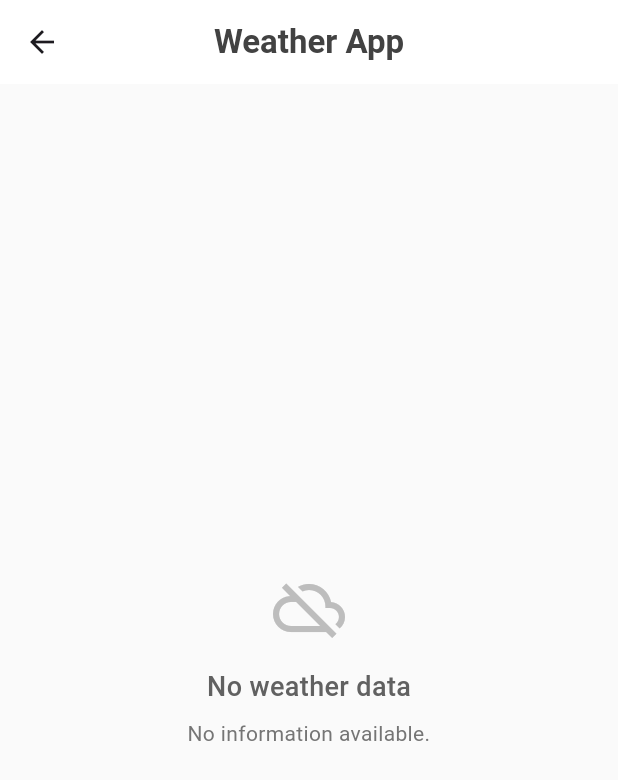
After one commit to Nacaree/flutter_stateful, a Flutter app: the HomePageV1 screen opened directly, on a phone screen of 412 x 824 dp. The commit adds this screen. Shown: the top 780 px of the screen. Run offline on Flutter 3.47's test engine with Material 3 defaults, Android fonts, the phone set to English and light mode, and no system bars; network calls fail.

Commit message:
added quizz files & refactored Api logic to new file "WeatherService.dart"

```diff
--- a/analysis_options.yaml
+++ b/analysis_options.yaml
@@ -1 +1,4 @@
 include: package:flutter_lints/flutter.yaml
+analyzer:
+  errors:
+    file_names: ignore
--- /dev/null
+++ b/lib/Quiz/HomePageV1.dart
@@ -0,0 +1,289 @@
+import 'package:flutter/material.dart';
+import 'package:learn_stateful/Quiz/model/weatherModel.dart';
+import 'package:learn_stateful/Quiz/WeatherService.dart';
+
+class HomePageV1 extends StatelessWidget {
+  const HomePageV1({super.key});
+
+  final List<String> cities = const [
+    "Phnom Penh",
+    "London",
+    "Paris",
+    "New York",
+    "Tokyo",
+    "Sydney",
+  ];
+
+  // Get weather icon based on description
+  IconData _getWeatherIcon(String description) {
+    final desc = description.toLowerCase();
+    if (desc.contains('clear') || desc.contains('sunny')) {
+      return Icons.wb_sunny_outlined;
+    } else if (desc.contains('cloud')) {
+      return Icons.cloud_outlined;
+    } else if (desc.contains('rain') || desc.contains('drizzle')) {
+      return Icons.grain_outlined;
+    } else if (desc.contains('snow')) {
+      return Icons.ac_unit_outlined;
+    } else if (desc.contains('thunder') || desc.contains('storm')) {
+      return Icons.flash_on_outlined;
+    } else if (desc.contains('mist') || desc.contains('fog')) {
+      return Icons.cloud_queue_outlined;
+    } else {
+      return Icons.wb_cloudy_outlined;
+    }
+  }
+
+  Widget _buildWeatherCard(Weather weather, int index) {
+    final weatherIcon = _getWeatherIcon(weather.description);
+
+    return Container(
+      margin: const EdgeInsets.symmetric(horizontal: 20, vertical: 8),
+      padding: const EdgeInsets.all(20),
+      decoration: BoxDecoration(
+        color: Colors.white,
+        borderRadius: BorderRadius.circular(16),
+        border: Border.all(color: Colors.grey.shade200, width: 1),
+        boxShadow: [
+          BoxShadow(
+            color: Colors.black.withOpacity(0.04),
+            blurRadius: 10,
+            offset: const Offset(0, 2),
+          ),
+        ],
+      ),
+      child: Row(
+        children: [
+          // Weather Icon
+          Container(
+            padding: const EdgeInsets.all(12),
+            decoration: BoxDecoration(
+              color: Colors.grey.shade50,
+              borderRadius: BorderRadius.circular(12),
+            ),
+            child: Icon(weatherIcon, size: 28, color: Colors.grey.shade600),
+          ),
+
+          const SizedBox(width: 16),
+
+          // Weather Info
+          Expanded(
+            child: Column(
+              crossAxisAlignment: CrossAxisAlignment.start,
+              children: [
+                // City Name
+                Text(
+                  weather.cityName,
+                  style: TextStyle(
+                    fontSize: 18,
+                    fontWeight: FontWeight.w600,
+                    color: Colors.grey.shade800,
+                  ),
+                ),
+
+                const SizedBox(height: 4),
+
+                // Description
+                Text(
+                  weather.description
+                      .split(' ')
+                      .map((word) => word[0].toUpperCase() + word.substring(1))
+                      .join(' '),
+                  style: TextStyle(fontSize: 14, color: Colors.grey.shade600),
+                ),
+              ],
+            ),
+          ),
+
+          // Temperature
+          Text(
+            '${weather.temperature.round()}°C',
+            style: TextStyle(
+              fontSize: 24,
+              fontWeight: FontWeight.w500,
+              color: Colors.grey.shade800,
+            ),
+          ),
+        ],
+      ),
+    );
+  }
+
+  Widget _buildLoadingCard(int index) {
+    return Container(
+      margin: const EdgeInsets.symmetric(horizontal: 20, vertical: 8),
+      padding: const EdgeInsets.all(20),
+      decoration: BoxDecoration(
+        color: Colors.white,
+        borderRadius: BorderRadius.circular(16),
+        border: Border.all(color: Colors.grey.shade200, width: 1),
+      ),
+      child: Row(
+        children: [
+          Container(
+            padding: const EdgeInsets.all(12),
+            decoration: BoxDecoration(
+              color: Colors.grey.shade100,
+              borderRadius: BorderRadius.circular(12),
+            ),
+            child: SizedBox(
+              width: 28,
+              height: 28,
+              child: CircularProgressIndicator(
+                strokeWidth: 2,
+                valueColor: AlwaysStoppedAnimation<Color>(Colors.grey.shade400),
+              ),
+            ),
+          ),
+          const SizedBox(width: 16),
+          Expanded(
+            child: Column(
+              crossAxisAlignment: CrossAxisAlignment.start,
+              children: [
+                Container(
+                  height: 18,
+                  width: 120,
+                  decoration: BoxDecoration(
+                    color: Colors.grey.shade200,
+                    borderRadius: BorderRadius.circular(4),
+                  ),
+                ),
+                const SizedBox(height: 8),
+                Container(
+                  height: 14,
+                  width: 80,
+                  decoration: BoxDecoration(
+                    color: Colors.grey.shade200,
+                    borderRadius: BorderRadius.circular(4),
+                  ),
+                ),
+              ],
+            ),
+          ),
+          Container(
+            height: 24,
+            width: 50,
+            decoration: BoxDecoration(
+              color: Colors.grey.shade200,
+              borderRadius: BorderRadius.circular(4),
+            ),
+          ),
+        ],
+      ),
+    );
+  }
+
+  Widget _buildErrorState() {
+    return Center(
+      child: Padding(
+        padding: const EdgeInsets.all(40),
+        child: Column(
+          mainAxisAlignment: MainAxisAlignment.center,
+          children: [
+            Icon(Icons.error_outline, size: 48, color: Colors.grey.shade400),
+            const SizedBox(height: 16),
+            Text(
+              'Something went wrong',
+              style: TextStyle(
+                fontSize: 18,
+                fontWeight: FontWeight.w500,
+                color: Colors.grey.shade700,
+              ),
+            ),
+            const SizedBox(height: 8),
+            Text(
+              'Unable to fetch weather data.',
+              textAlign: TextAlign.center,
+              style: TextStyle(fontSize: 14, color: Colors.grey.shade600),
+            ),
+          ],
+        ),
+      ),
+    );
+  }
+
+  Widget _buildEmptyState() {
+    return Center(
+      child: Padding(
+        padding: const EdgeInsets.all(40),
+        child: Column(
+          mainAxisAlignment: MainAxisAlignment.center,
+          children: [
+            Icon(
+              Icons.cloud_off_outlined,
+              size: 48,
+              color: Colors.grey.shade400,
+            ),
+            const SizedBox(height: 16),
+            Text(
+              'No weather data',
+              style: TextStyle(
+                fontSize: 18,
+                fontWeight: FontWeight.w500,
+                color: Colors.grey.shade700,
+              ),
+            ),
+            const SizedBox(height: 8),
+            Text(
+              'No information available.',
+              textAlign: TextAlign.center,
+              style: TextStyle(fontSize: 14, color: Colors.grey.shade600),
+            ),
+          ],
+        ),
+      ),
+    );
+  }
+
+  @override
+  Widget build(BuildContext context) {
+    final WeatherService weatherService = WeatherService();
+    return Scaffold(
+      backgroundColor: Colors.grey.shade50,
+      appBar: AppBar(
+        elevation: 0,
+        backgroundColor: Colors.white,
+        title: Text(
+          'Weather App',
+          style: TextStyle(
+            color: Colors.grey.shade800,
+            fontWeight: FontWeight.w600,
+          ),
+        ),
+        centerTitle: true,
+      ),
+      body: FutureBuilder<List<Weather>>(
+        future: weatherService.fetchMultipleCitiesWeather(cities),
+        builder: (context, snapshot) {
+          if (snapshot.hasError) {
+            debugPrint("${snapshot.error.toString()}");
+            return _buildErrorState();
+          }
+
+          if (snapshot.connectionState == ConnectionState.done) {
+            if (snapshot.hasData && snapshot.data!.isNotEmpty) {
+              return ListView.builder(
+                padding: const EdgeInsets.symmetric(vertical: 20),
+                itemCount: snapshot.data!.length,
+                itemBuilder: (context, index) {
+                  return _buildWeatherCard(snapshot.data![index], index);
+                },
+              );
+            } else {
+              return _buildEmptyState();
+            }
+          } else {
+            // Loading state
+            return ListView.builder(
+              padding: const EdgeInsets.symmetric(vertical: 20),
+              itemCount: cities.length,
+              itemBuilder: (context, index) {
+                return _buildLoadingCard(index);
+              },
+            );
+          }
+        },
+      ),
+    );
+  }
+}
--- /dev/null
+++ b/lib/Quiz/WeatherService.dart
@@ -0,0 +1,69 @@
+import 'package:http/http.dart' as http;
+import 'dart:convert';
+import 'package:learn_stateful/Quiz/model/weatherModel.dart';
+import 'package:flutter/material.dart';
+
+class WeatherService {
+  static const _apiKey = "802ad5b23c768c69c63ddf9ff216088c";
+  static const _baseUrl = "https://api.openweathermap.org/data/2.5/weather";
+
+  Weather _parseWeather(String jsonString) {
+    Map<String, dynamic> json = jsonDecode(jsonString);
+    return Weather.fromJson(json);
+  }
+
+  Future<List<Weather>> fetchMultipleCitiesWeather(List<String> cities) async {
+    List<Weather> weatherList = [];
+
+    for (String city in cities) {
+      try {
+        final response = await http.get(
+          Uri.parse("$_baseUrl?q=$city&appid=$_apiKey&units=metric"),
+          headers: {
+            "Accept": "application/json",
+            "Content-Type": "application/json",
+          },
+        );
+
+        if (response.statusCode == 200) {
+          Weather weather = _parseWeather(response.body);
+          weatherList.add(weather);
+        } else {
+          debugPrint(
+            "Failed to load weather for $city: ${response.statusCode}",
+          );
+        }
+      } catch (e) {
+        debugPrint("Error fetching weather for $city: $e");
+      }
+    }
+
+    return weatherList;
+  }
+
+  Future<Weather> searchWeather(String cityName) async {
+    if (cityName.trim().isEmpty) {
+      throw Exception("Please enter a city name");
+    }
+
+    try {
+      final response = await http.get(
+        Uri.parse("$_baseUrl?q=${cityName.trim()}&appid=$_apiKey&units=metric"),
+        headers: {
+          "Accept": "application/json",
+          "Content-Type": "application/json",
+        },
+      );
+
+      if (response.statusCode == 200) {
+        return _parseWeather(response.body);
+      } else if (response.statusCode == 404) {
+        throw Exception("City not found. Please check the spelling.");
+      } else {
+        throw Exception("Failed to load weather data. Please try again.");
+      }
+    } catch (e) {
+      throw Exception("Network error. Please check your connection.");
+    }
+  }
+}
--- /dev/null
+++ b/lib/Quiz/model/weatherModel.dart
@@ -0,0 +1,19 @@
+class Weather {
+  final String cityName;
+  final double temperature;
+  final String description;
+
+  Weather({
+    required this.cityName,
+    required this.temperature,
+    required this.description,
+  });
+
+  factory Weather.fromJson(Map<String, dynamic> json) {
+    return Weather(
+      cityName: json['name'],
+      temperature: (json['main']['temp'] as num).toDouble(),
+      description: json['weather'][0]['description'],
+    );
+  }
+}
--- a/pubspec.yaml
+++ b/pubspec.yaml
@@ -11,6 +11,7 @@ dependencies:
     sdk: flutter
   cupertino_icons: ^1.0.8
   provider: ^6.1.5+1
+  http: ^1.5.0
 
 dev_dependencies:
   flutter_test:
```
Also changed, not shown: lib/Quiz/HomePageV2.dart (added, +343 -0 lines), lib/main.dart (+7 -0 lines), pubspec.lock.
